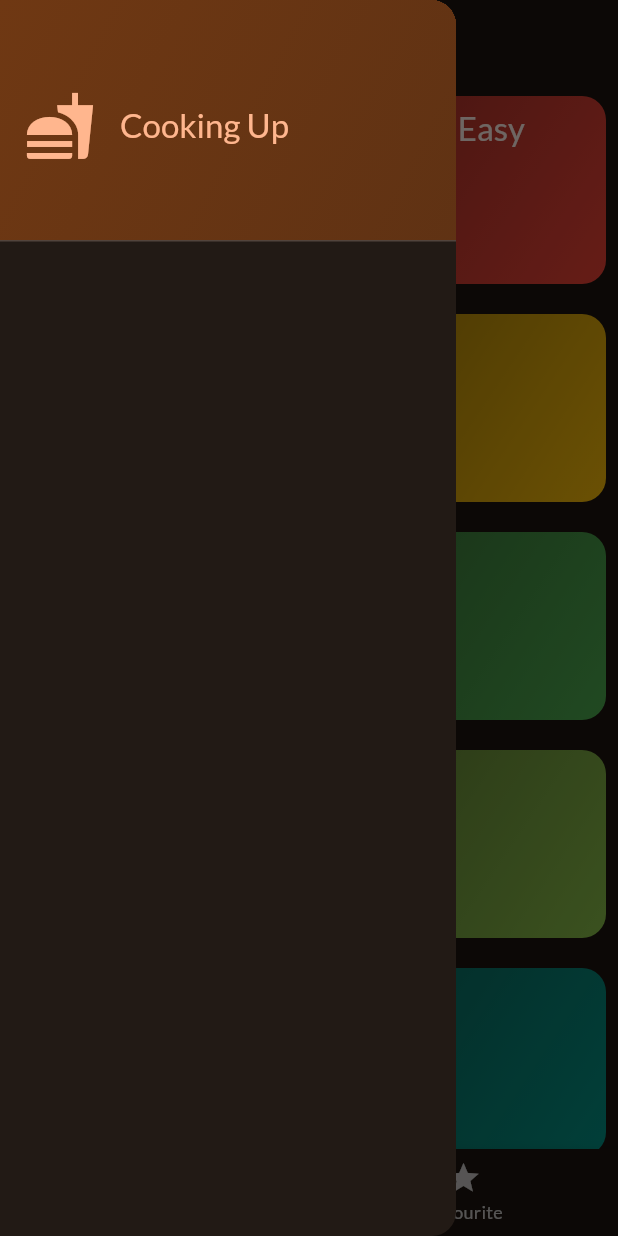
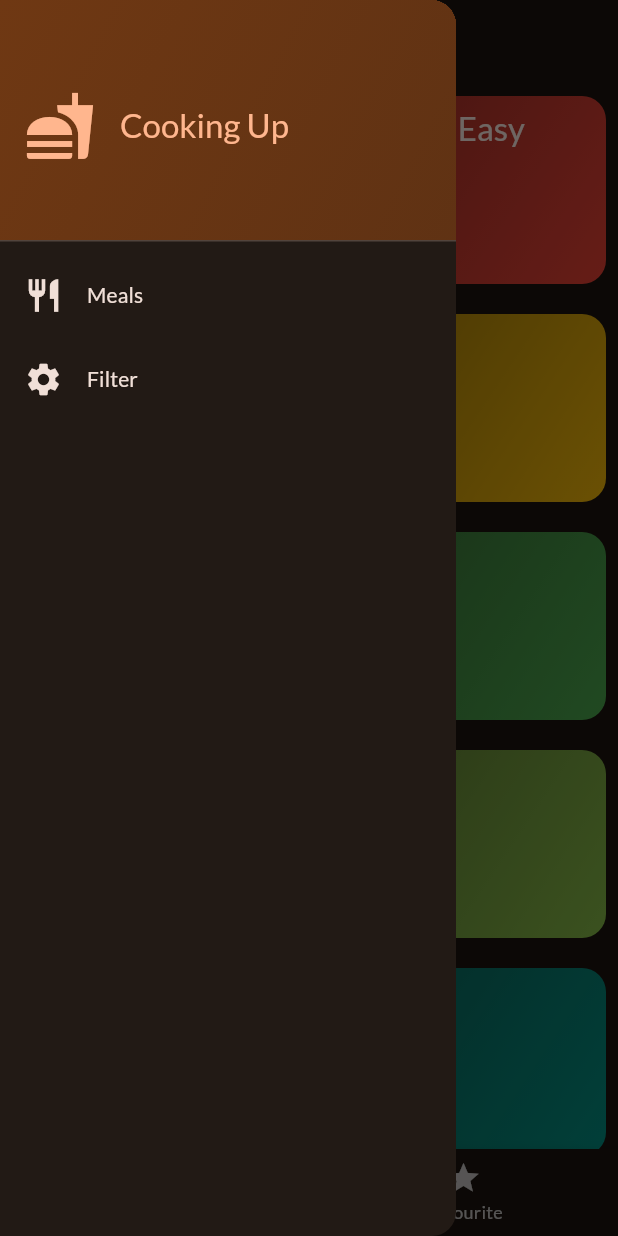
Before and after one commit to amaljithkthomas/meal_navigation, a Flutter app: the screen it shows after launch, with the side drawer open, on a phone screen of 412 x 824 dp. Run offline on Flutter 3.47's test engine with Material 3 defaults, Android fonts, the phone set to English and light mode, and no system bars; our stand-ins replace google_fonts, transparent_image.

Commit message:
applied filter in category

```diff
--- a/lib/screens/category_screen.dart
+++ b/lib/screens/category_screen.dart
@@ -8,13 +8,13 @@ import 'package:navigation/widgets/category_grid.dart';
 
 class CategoryScreen extends StatelessWidget {
   final void Function(Meal meal) onFavPressed;
-  const CategoryScreen({
-    Key? key,
-    required this.onFavPressed,
-  }) : super(key: key);
+  final List<Meal> availableMeal;
+  const CategoryScreen(
+      {Key? key, required this.onFavPressed, required this.availableMeal})
+      : super(key: key);
 
   void onCategorySelect(BuildContext context, Category category) {
-    final filteredMeals = dummyMeals
+    final filteredMeals = availableMeal
         .where((element) => element.categories.contains(category.id))
         .toList();
     Navigator.of(context).push(
--- a/lib/screens/tab_screen.dart
+++ b/lib/screens/tab_screen.dart
@@ -1,8 +1,17 @@
 import 'package:flutter/material.dart';
+import 'package:navigation/data/dummy_data.dart';
 import 'package:navigation/models/meal.dart';
 import 'package:navigation/screens/category_screen.dart';
+import 'package:navigation/screens/filter_Screen.dart';
 import 'package:navigation/screens/meals_screen.dart';
 import 'package:navigation/widgets/main_drawer.dart';
+
+const kInitialFiler = {
+  Filter.glutenFree: false,
+  Filter.lactoseFree: false,
+  Filter.vegetarian: false,
+  Filter.vegan: false,
+};
 
 class TabScreen extends StatefulWidget {
   const TabScreen({Key? key}) : super(key: key);
@@ -14,6 +23,7 @@ class TabScreen extends StatefulWidget {
 class _TabScreenState extends State<TabScreen> {
   int selectedIndex = 0;
   final List<Meal> favMeals = [];
+  Map<Filter, bool> selectedFilter = kInitialFiler;
   void onTabChanged(index) {
     setState(() {
       selectedIndex = index;
@@ -41,16 +51,50 @@ class _TabScreenState extends State<TabScreen> {
     setState(() {});
   }
 
+  void onScreenSelect(String identifier) async {
+    Navigator.pop(context);
+    if (identifier == 'filter') {
+      final result = await Navigator.of(context).push<Map<Filter, bool>>(
+        MaterialPageRoute(
+          builder: (ctx) => FilterScreen(
+            selectedFilter: selectedFilter,
+          ),
+        ),
+      );
+      setState(() {
+        selectedFilter = result ?? kInitialFiler;
+      });
+    }
+  }
+
   @override
   Widget build(BuildContext context) {
+    final availableMeal = dummyMeals.where((meal) {
+      if (selectedFilter[Filter.glutenFree]! && !meal.isGlutenFree) {
+        return false;
+      }
+      if (selectedFilter[Filter.lactoseFree]! && !meal.isLactoseFree) {
+        return false;
+      }
+      if (selectedFilter[Filter.vegetarian]! && !meal.isVegetarian) {
+        return false;
+      }
+      if (selectedFilter[Filter.vegan]! && !meal.isVegan) {
+        return false;
+      }
+      return true;
+    }).toList();
     return Scaffold(
       appBar: AppBar(
         title: Text(selectedIndex == 0 ? 'Categories' : 'Your Favourites'),
       ),
-      drawer: const MainDrawer(),
+      drawer: MainDrawer(
+        onScreenSelect: onScreenSelect,
+      ),
       body: selectedIndex == 0
           ? CategoryScreen(
               onFavPressed: onFavouritePressed,
+              availableMeal: availableMeal,
             )
           : MealsScreen(
               meals: favMeals,
--- a/lib/widgets/main_drawer.dart
+++ b/lib/widgets/main_drawer.dart
@@ -1,7 +1,11 @@
 import 'package:flutter/material.dart';
 
 class MainDrawer extends StatelessWidget {
-  const MainDrawer({Key? key}) : super(key: key);
+  final void Function(String identifier) onScreenSelect;
+  const MainDrawer({
+    Key? key,
+    required this.onScreenSelect,
+  }) : super(key: key);
 
   @override
   Widget build(BuildContext context) {
@@ -33,6 +37,38 @@ class MainDrawer extends StatelessWidget {
                 )
               ],
             ),
+          ),
+          ListTile(
+            leading: Icon(
+              Icons.restaurant,
+              size: 26,
+              color: theme.colorScheme.onBackground,
+            ),
+            title: Text(
+              'Meals',
+              style: theme.textTheme.titleSmall?.copyWith(
+                color: theme.colorScheme.onBackground,
+              ),
+            ),
+            onTap: () {
+              onScreenSelect('meals');
+            },
+          ),
+          ListTile(
+            leading: Icon(
+              Icons.settings,
+              size: 26,
+              color: theme.colorScheme.onBackground,
+            ),
+            title: Text(
+              'Filter',
+              style: theme.textTheme.titleSmall?.copyWith(
+                color: theme.colorScheme.onBackground,
+              ),
+            ),
+            onTap: () {
+              onScreenSelect('filter');
+            },
           )
         ],
       ),
```
Also changed, not shown: lib/screens/filter_Screen.dart (added, +114 -0 lines), lib/widgets/filter_switch.dart (added, +36 -0 lines).
